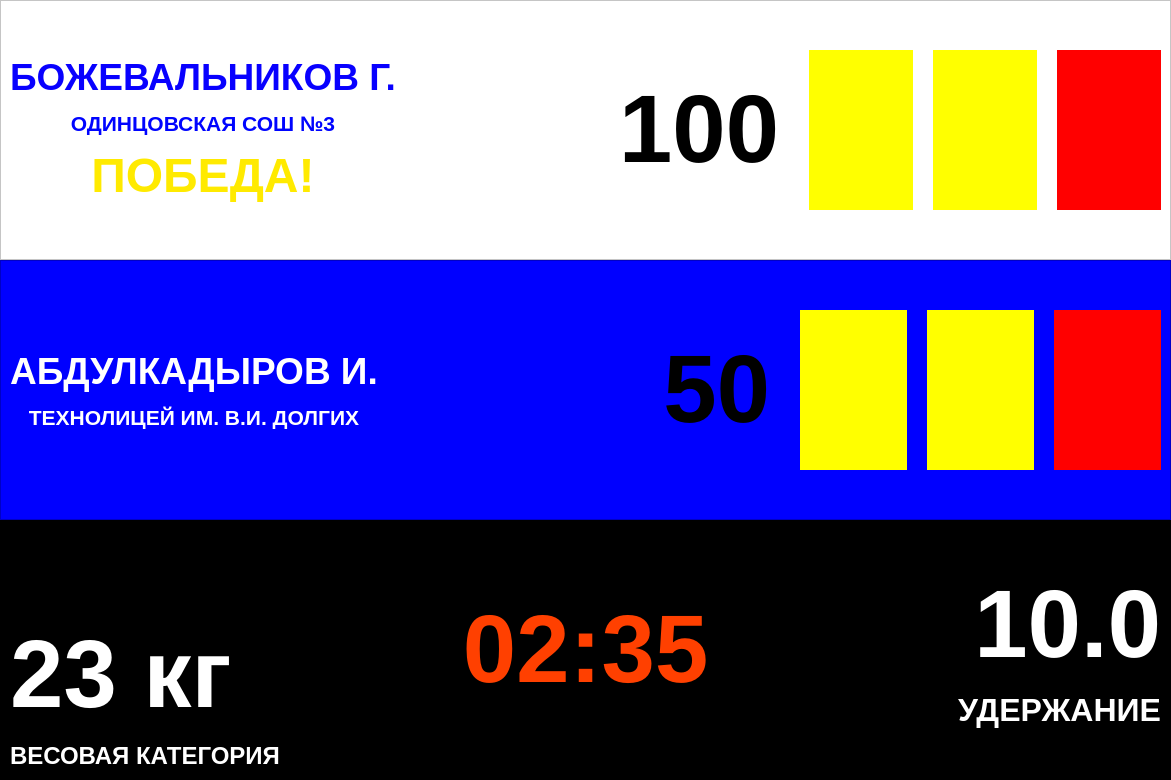
Qt form ui_files/scoreboard.ui (Vanovango/Scoreboard_2) before a commit.
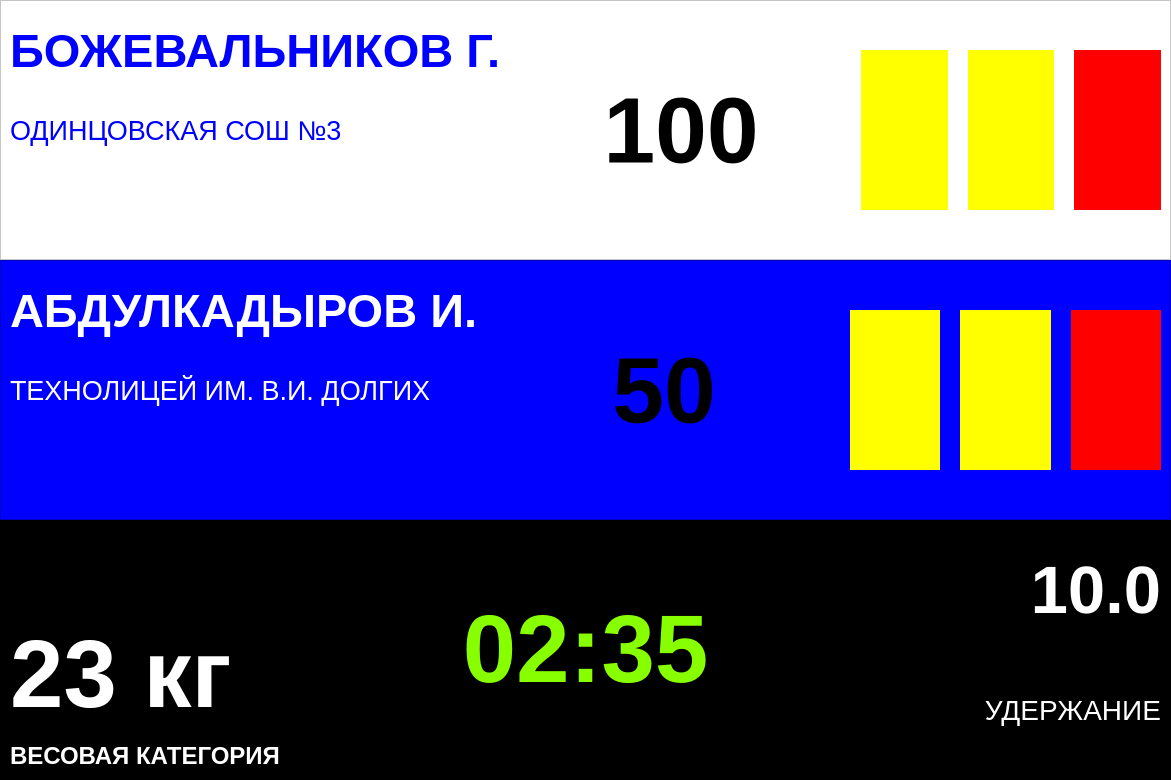
The same form after that commit.

```diff
--- a/ui_files/scoreboard.ui
+++ b/ui_files/scoreboard.ui
@@ -34,7 +34,7 @@
      <widget class="QFrame" name="frame_member_2">
       <property name="styleSheet">
        <string notr="true">background-color: rgb(0, 0, 255);
-color: rgb(255, 255, 255);</string>
+</string>
       </property>
       <property name="frameShape">
        <enum>QFrame::StyledPanel</enum>
@@ -47,17 +47,74 @@
         <number>30</number>
        </property>
        <item>
-        <widget class="QLabel" name="label_member_2">
-         <property name="text">
-          <string>&lt;html&gt;&lt;head/&gt;&lt;body&gt;&lt;p align=&quot;center&quot;&gt;&lt;span style=&quot; font-size:28pt; font-weight:600;&quot;&gt;АБДУЛКАДЫРОВ И.&lt;/span&gt;&lt;/p&gt;&lt;p align=&quot;center&quot;&gt;&lt;span style=&quot; font-size:16pt; font-weight:600;&quot;&gt;ТЕХНОЛИЦЕЙ ИМ. В.И. ДОЛГИХ&lt;/span&gt;&lt;/p&gt;&lt;/body&gt;&lt;/html&gt;</string>
+        <layout class="QVBoxLayout" name="verticalLayout_3">
+         <property name="spacing">
+          <number>0</number>
          </property>
-        </widget>
+         <property name="sizeConstraint">
+          <enum>QLayout::SetDefaultConstraint</enum>
+         </property>
+         <property name="leftMargin">
+          <number>0</number>
+         </property>
+         <item>
+          <widget class="QLabel" name="label_member_2">
+           <property name="font">
+            <font>
+             <pointsize>35</pointsize>
+             <weight>75</weight>
+             <bold>true</bold>
+            </font>
+           </property>
+           <property name="styleSheet">
+            <string notr="true">color: rgb(255, 255, 255);
+</string>
+           </property>
+           <property name="text">
+            <string>АБДУЛКАДЫРОВ И.</string>
+           </property>
+          </widget>
+         </item>
+         <item>
+          <widget class="QLabel" name="label_team_3">
+           <property name="font">
+            <font>
+             <pointsize>20</pointsize>
+            </font>
+           </property>
+           <property name="styleSheet">
+            <string notr="true">color: rgb(255, 255, 255);</string>
+           </property>
+           <property name="text">
+            <string>ТЕХНОЛИЦЕЙ ИМ. В.И. ДОЛГИХ</string>
+           </property>
+          </widget>
+         </item>
+         <item>
+          <widget class="QLabel" name="label_winer_3">
+           <property name="font">
+            <font>
+             <pointsize>25</pointsize>
+            </font>
+           </property>
+           <property name="styleSheet">
+            <string notr="true">color: rgb(255, 217, 0);</string>
+           </property>
+           <property name="text">
+            <string/>
+           </property>
+           <property name="alignment">
+            <set>Qt::AlignCenter</set>
+           </property>
+          </widget>
+         </item>
+        </layout>
        </item>
        <item>
         <widget class="QLabel" name="label_score_2">
          <property name="font">
           <font>
-           <pointsize>50</pointsize>
+           <pointsize>70</pointsize>
            <weight>75</weight>
            <bold>true</bold>
           </font>
@@ -66,7 +123,10 @@
           <string notr="true">color: rgb(0, 0, 0);</string>
          </property>
          <property name="text">
-          <string>&lt;html&gt;&lt;head/&gt;&lt;body&gt;&lt;p align=&quot;right&quot;&gt;&lt;span style=&quot; font-size:72pt;&quot;&gt;50&lt;/span&gt;&lt;/p&gt;&lt;/body&gt;&lt;/html&gt;</string>
+          <string>50</string>
+         </property>
+         <property name="alignment">
+          <set>Qt::AlignCenter</set>
          </property>
         </widget>
        </item>
@@ -141,7 +201,7 @@
           </font>
          </property>
          <property name="styleSheet">
-          <string notr="true">color:rgb(255, 64, 0);</string>
+          <string notr="true">color: rgb(136, 255, 0);</string>
          </property>
          <property name="text">
           <string>&lt;html&gt;&lt;head/&gt;&lt;body&gt;&lt;p align=&quot;center&quot;&gt;&lt;span style=&quot; font-size:72pt;&quot;&gt;02:35&lt;/span&gt;&lt;/p&gt;&lt;/body&gt;&lt;/html&gt;</string>
@@ -165,22 +225,50 @@
          </property>
         </widget>
        </item>
-       <item row="0" column="3" rowspan="2">
-        <widget class="QLabel" name="label_hz">
-         <property name="font">
-          <font>
-           <pointsize>50</pointsize>
-           <weight>75</weight>
-           <bold>true</bold>
-          </font>
+       <item row="0" column="4" rowspan="2">
+        <layout class="QVBoxLayout" name="verticalLayout_4">
+         <property name="spacing">
+          <number>0</number>
          </property>
-         <property name="styleSheet">
-          <string notr="true">color:rgb(255, 255, 255);</string>
-         </property>
-         <property name="text">
-          <string>&lt;html&gt;&lt;head/&gt;&lt;body&gt;&lt;p align=&quot;right&quot;&gt;&lt;span style=&quot; font-size:72pt;&quot;&gt;10.0&lt;/span&gt;&lt;/p&gt;&lt;p align=&quot;right&quot;&gt;&lt;span style=&quot; font-size:24pt;&quot;&gt;УДЕРЖАНИЕ&lt;/span&gt;&lt;/p&gt;&lt;/body&gt;&lt;/html&gt;</string>
-         </property>
-        </widget>
+         <item>
+          <widget class="QLabel" name="label_hold_time">
+           <property name="font">
+            <font>
+             <pointsize>50</pointsize>
+             <weight>75</weight>
+             <bold>true</bold>
+            </font>
+           </property>
+           <property name="styleSheet">
+            <string notr="true">color:rgb(255, 255, 255);</string>
+           </property>
+           <property name="text">
+            <string>10.0</string>
+           </property>
+           <property name="alignment">
+            <set>Qt::AlignRight|Qt::AlignTrailing|Qt::AlignVCenter</set>
+           </property>
+          </widget>
+         </item>
+         <item>
+          <widget class="QLabel" name="label_hold">
+           <property name="font">
+            <font>
+             <pointsize>21</pointsize>
+            </font>
+           </property>
+           <property name="styleSheet">
+            <string notr="true">color: rgb(255, 255, 255);</string>
+           </property>
+           <property name="text">
+            <string>УДЕРЖАНИЕ</string>
+           </property>
+           <property name="alignment">
+            <set>Qt::AlignRight|Qt::AlignTrailing|Qt::AlignVCenter</set>
+           </property>
+          </widget>
+         </item>
+        </layout>
        </item>
       </layout>
      </widget>
@@ -189,7 +277,7 @@
      <widget class="QFrame" name="frame_member_1">
       <property name="styleSheet">
        <string notr="true">background-color: rgb(255, 255, 255);
-color: rgb(0, 4, 255);</string>
+</string>
       </property>
       <property name="frameShape">
        <enum>QFrame::StyledPanel</enum>
@@ -202,22 +290,68 @@
         <number>30</number>
        </property>
        <item>
-        <widget class="QLabel" name="label_member_1">
-         <property name="styleSheet">
-          <string notr="true">width: 100px;
-height: 100px;
+        <layout class="QVBoxLayout" name="verticalLayout">
+         <property name="spacing">
+          <number>0</number>
+         </property>
+         <item>
+          <widget class="QLabel" name="label_member_1">
+           <property name="font">
+            <font>
+             <pointsize>35</pointsize>
+             <weight>75</weight>
+             <bold>true</bold>
+            </font>
+           </property>
+           <property name="styleSheet">
+            <string notr="true">color: rgb(0, 0, 255);
 </string>
-         </property>
-         <property name="text">
-          <string>&lt;html&gt;&lt;head/&gt;&lt;body&gt;&lt;p align=&quot;center&quot;&gt;&lt;span style=&quot; font-size:28pt; font-weight:600; color:#0800ff;&quot;&gt;БОЖЕВАЛЬНИКОВ Г.&lt;/span&gt;&lt;/p&gt;&lt;p align=&quot;center&quot;&gt;&lt;span style=&quot; font-size:16pt; font-weight:600;&quot;&gt;ОДИНЦОВСКАЯ СОШ №3&lt;/span&gt;&lt;/p&gt;&lt;p align=&quot;center&quot;&gt;&lt;span style=&quot; font-size:36pt; font-weight:600; color:#ffea00;&quot;&gt;ПОБЕДА!&lt;/span&gt;&lt;/p&gt;&lt;/body&gt;&lt;/html&gt;</string>
-         </property>
-        </widget>
+           </property>
+           <property name="text">
+            <string>БОЖЕВАЛЬНИКОВ Г.</string>
+           </property>
+          </widget>
+         </item>
+         <item>
+          <widget class="QLabel" name="label_team_1">
+           <property name="font">
+            <font>
+             <pointsize>20</pointsize>
+            </font>
+           </property>
+           <property name="styleSheet">
+            <string notr="true">color: rgb(0, 0, 255);</string>
+           </property>
+           <property name="text">
+            <string>ОДИНЦОВСКАЯ СОШ №3</string>
+           </property>
+          </widget>
+         </item>
+         <item>
+          <widget class="QLabel" name="label_winer_1">
+           <property name="font">
+            <font>
+             <pointsize>19</pointsize>
+            </font>
+           </property>
+           <property name="styleSheet">
+            <string notr="true">color: rgb(255, 217, 0);</string>
+           </property>
+           <property name="text">
+            <string/>
+           </property>
+           <property name="alignment">
+            <set>Qt::AlignCenter</set>
+           </property>
+          </widget>
+         </item>
+        </layout>
        </item>
        <item>
         <widget class="QLabel" name="label_score_1">
          <property name="font">
           <font>
-           <pointsize>50</pointsize>
+           <pointsize>70</pointsize>
            <weight>75</weight>
            <bold>true</bold>
           </font>
@@ -226,7 +360,10 @@
           <string notr="true">color: rgb(0, 0, 0);</string>
          </property>
          <property name="text">
-          <string>&lt;html&gt;&lt;head/&gt;&lt;body&gt;&lt;p align=&quot;right&quot;&gt;&lt;span style=&quot; font-size:72pt;&quot;&gt;100&lt;/span&gt;&lt;/p&gt;&lt;/body&gt;&lt;/html&gt;</string>
+          <string>100</string>
+         </property>
+         <property name="alignment">
+          <set>Qt::AlignCenter</set>
          </property>
         </widget>
        </item>
```
Left out of the diff: 3 changed lines with no effect on the pictures.
